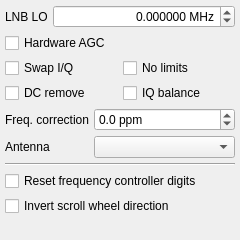
First picture: the form in src/qtgui/dockinputctl.ui, repository gqrx-sdr/gqrx, before the edit.
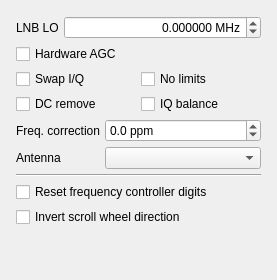
Second picture: the form after the edit. Icons and pictures are not drawn.

```diff
--- a/src/qtgui/dockinputctl.ui
+++ b/src/qtgui/dockinputctl.ui
@@ -1,15 +1,21 @@
 <?xml version="1.0" encoding="UTF-8"?>
 <ui version="4.0">
  <class>DockInputCtl</class>
- <widget class="QDockWidget" name="DockInputCtl">
+ <widget class="QFrame" name="DockInputCtl">
   <property name="geometry">
    <rect>
     <x>0</x>
     <y>0</y>
-    <width>240</width>
-    <height>240</height>
+    <width>277</width>
+    <height>280</height>
    </rect>
   </property>
+  <property name="sizePolicy">
+   <sizepolicy hsizetype="Expanding" vsizetype="Expanding">
+    <horstretch>0</horstretch>
+    <verstretch>0</verstretch>
+   </sizepolicy>
+  </property>
   <property name="minimumSize">
    <size>
     <width>240</width>
@@ -23,13 +29,8 @@
   <property name="floating">
    <bool>false</bool>
   </property>
-  <property name="allowedAreas">
-   <set>Qt::LeftDockWidgetArea|Qt::RightDockWidgetArea</set>
-  </property>
-  <property name="windowTitle">
-   <string>Input controls</string>
-  </property>
-  <widget class="QWidget" name="dockWidgetContents">
+  <layout class="QVBoxLayout" name="verticalLayout_2">
+   <item>
    <layout class="QVBoxLayout" name="verticalLayout">
     <property name="spacing">
      <number>5</number>
@@ -252,7 +253,8 @@
      </spacer>
     </item>
    </layout>
-  </widget>
+   </item>
+  </layout>
  </widget>
  <resources>
   <include location="../../resources/icons.qrc"/>
```
Left out of the diff: 5 changed lines with no effect on the pictures. Lines whose indentation alone changed are shown as unchanged.
